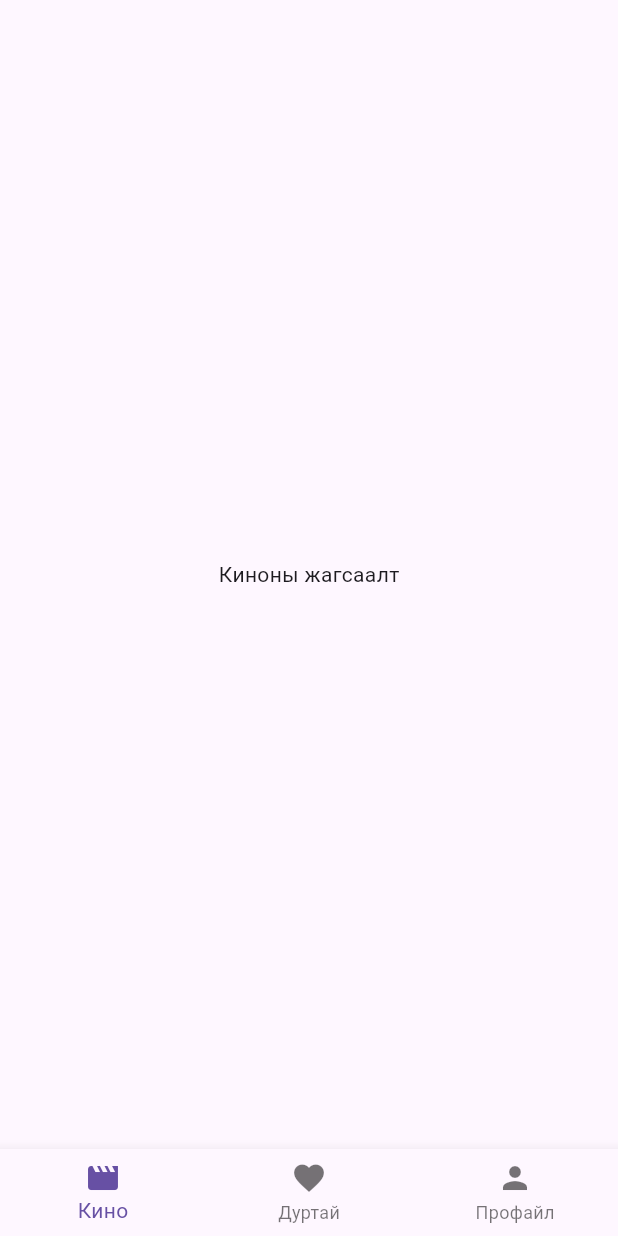
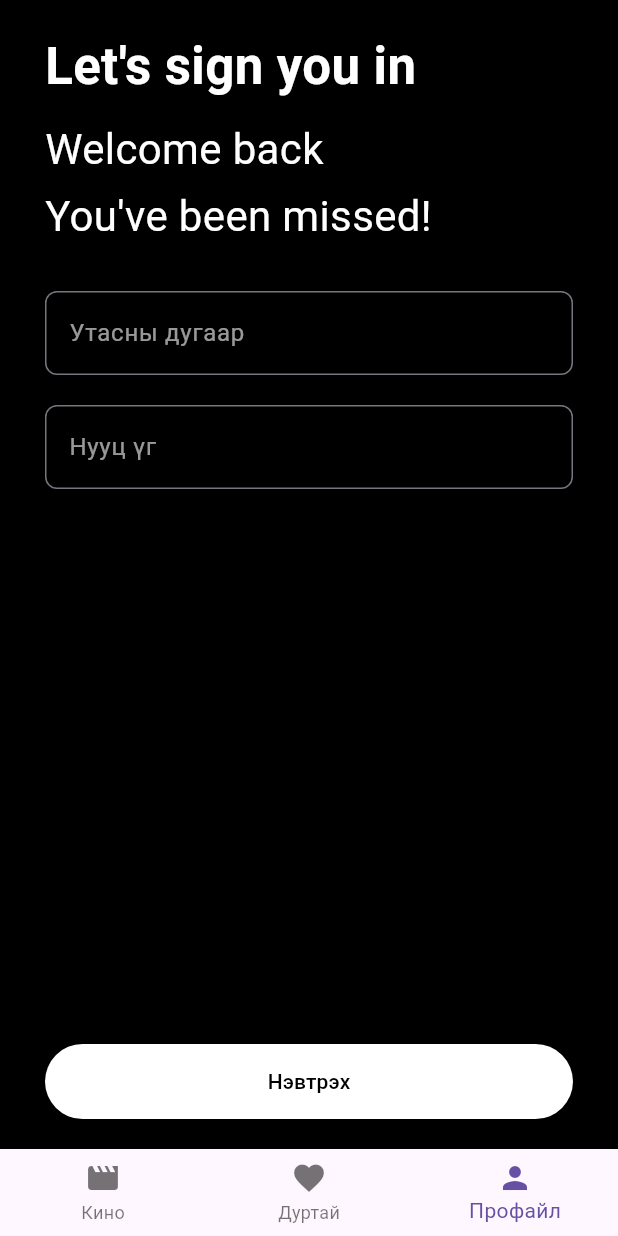
Before and after one commit to aMraa00/Movie_App, a Flutter app: the screen it shows after launch, on a phone screen of 412 x 824 dp. Run offline on Flutter 3.47's test engine with Material 3 defaults, Android fonts, the phone set to English and light mode, and no system bars.

Commit message:
feat: Login Page UI done

```diff
--- a/lib/screens/home.dart
+++ b/lib/screens/home.dart
@@ -10,7 +10,7 @@ class HomePage extends StatefulWidget{
 }
 
 class _HomePageState extends State<HomePage>{
-  int _currentIndex = 0;
+  int _currentIndex = 2;
   List<Widget> _totalPage = [MoviesPage(), WishListPage(), ProfilePage()];
   void _setCurrentIndex(int index){
     setState(() {
@@ -20,7 +20,8 @@ class _HomePageState extends State<HomePage>{
   @override
   Widget build(BuildContext context) {
     return Scaffold(
-      body: _totalPage[_currentIndex],
+      backgroundColor: Color(0xff36393f),
+      body: SafeArea(child: _totalPage[_currentIndex],),
       bottomNavigationBar: BottomNavigationBar(
         currentIndex: _currentIndex,
         onTap: _setCurrentIndex,
--- /dev/null
+++ b/lib/screens/login.dart
@@ -0,0 +1,123 @@
+import 'package:flutter/material.dart';
+
+class LoginPage extends StatefulWidget {
+  const LoginPage({super.key});
+
+  @override
+  State<LoginPage> createState() => _LoginPageState();
+}
+
+class _LoginPageState extends State<LoginPage> {
+  final _formKey = GlobalKey<FormState>();
+  final _phoneCtrl = TextEditingController();
+  final _passCtrl = TextEditingController();
+
+  void _onSubmit() {
+    if(_formKey.currentState!.validate()){
+      print("Amjilttai");
+    }
+  }
+
+  @override
+  Widget build(BuildContext context) {
+    return Scaffold(
+      backgroundColor: Colors.black,
+      body: Padding(
+        padding: EdgeInsets.symmetric(horizontal: 30, vertical: 20),
+        child: Form(
+          key: _formKey,
+          child: Column(
+          mainAxisAlignment: MainAxisAlignment.spaceBetween,
+          children: [
+            Column(
+              crossAxisAlignment: CrossAxisAlignment.start,
+              children: [
+                Text("Let's sign you in",
+                    style: TextStyle(
+                      color: Colors.white,
+                      fontSize: 34,
+                      fontWeight: FontWeight.bold,
+                    )),
+                SizedBox(height: 10),
+                Text("Welcome back",
+                    style: TextStyle(
+                      color: Colors.white,
+                      fontSize: 28,
+                    )),
+                SizedBox(height: 5),
+                Text("You've been missed!",
+                    style: TextStyle(
+                      color: Colors.white,
+                      fontSize: 28,
+                    )),
+                SizedBox(height: 30),
+                TextFormField(
+                  controller: _phoneCtrl,
+                  validator: (value){
+                    if(value == null || value.isEmpty){
+                      return "Хоосон байж болохгүй";
+                    }
+                    return null;
+                  },
+                  decoration: InputDecoration(
+                    border: OutlineInputBorder(
+                        borderRadius: BorderRadius.circular(8),
+                        borderSide: BorderSide(
+                          color: Colors.white.withOpacity(0.9),
+                          width: 1,
+                        )
+                    ),
+                    labelStyle: TextStyle(
+                      color: Colors.white.withOpacity(0.6),
+                    ),
+                    labelText: "Утасны дугаар",
+
+                  ),
+                  style: TextStyle(color: Colors.white),
+                  keyboardType: TextInputType.phone,
+                ),
+                SizedBox(height: 20),
+                TextFormField(
+                  controller: _passCtrl,
+                  validator: (value){
+                    if(value == null || value.isEmpty){
+                      return "Хоосон байж болохгүй";
+                    }
+                    return null;
+                  },
+                  decoration: InputDecoration(
+                    border: OutlineInputBorder(
+                        borderRadius: BorderRadius.circular(8),
+                        borderSide: BorderSide(
+                          color: Colors.white.withOpacity(0.9),
+                          width: 1,
+                        )
+                    ),
+                    labelStyle: TextStyle(
+                      color: Colors.white.withOpacity(0.6),
+                    ),
+                    labelText: "Нууц үг",
+                  ),
+                  style: TextStyle(color: Colors.white),
+                  obscureText: true,
+                ),
+              ],
+            ),
+            SizedBox(
+              width: double.infinity,
+              height: 50,
+              child: ElevatedButton(
+                style: ElevatedButton.styleFrom(
+                  backgroundColor: Colors.white,
+                  foregroundColor: Colors.black,
+                ),
+                onPressed: _onSubmit,
+                child: Text("Нэвтрэх"),
+              ),
+            )
+          ],
+        ),),
+      ),
+    );
+  }
+}
--- a/lib/screens/profile.dart
+++ b/lib/screens/profile.dart
@@ -1,4 +1,5 @@
 import 'package:flutter/material.dart';
+import 'package:movie_app/screens/login.dart';
 
 class ProfilePage extends StatefulWidget {
   const ProfilePage({super.key});
@@ -7,10 +8,9 @@ class ProfilePage extends StatefulWidget {
   State<ProfilePage> createState() => _ProfilePageState();
 }
 class _ProfilePageState extends State<ProfilePage> {
+  bool _isLogged = false;
   @override
   Widget build(BuildContext context) {
-    return Center(
-      child: Text("Login Page"),
-    );
+    return LoginPage();
   }
 }
```
Also changed, not shown: pubspec.yaml (+6 -4 lines).
